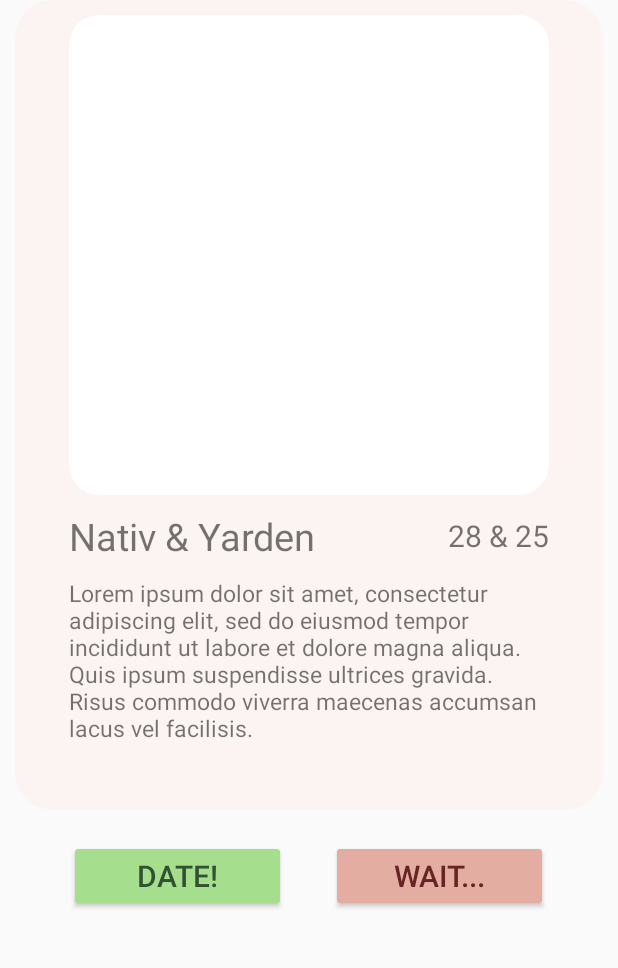
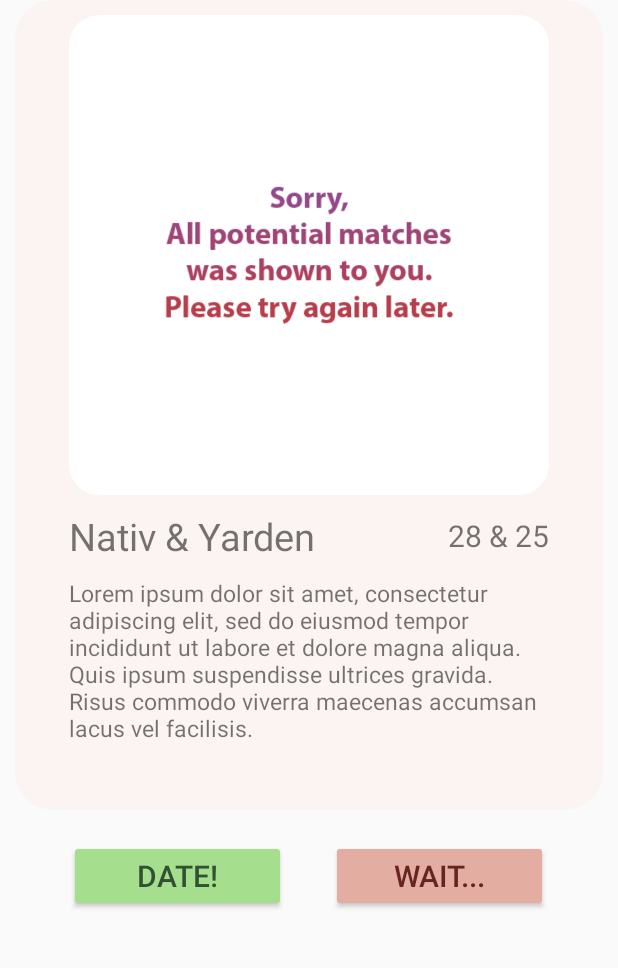
Before and after one commit to nativproject/Couplez, an Android app: the SwipeActivity screen opened directly, with no data from a screen before it, after a tap on "DATE!", on a phone screen of 412 x 824 dp, the part 190-1158 px from its top. Run offline under Robolectric (Android 15) with nearby library versions, the phone set to English and light mode, and no system bars; our stand-ins replace Firebase (no records; nobody signed in at launch, a user with empty details on screens opened directly); 1 statement that could not run was skipped.

Commit message:
done with swipe logic

```diff
--- a/app/src/main/java/com/example/couplez/SwipeActivity.java
+++ b/app/src/main/java/com/example/couplez/SwipeActivity.java
@@ -3,42 +3,36 @@ package com.example.couplez;
 import androidx.annotation.NonNull;
 import androidx.appcompat.app.AppCompatActivity;
 
-import android.graphics.Bitmap;
-import android.graphics.BitmapFactory;
 import android.net.Uri;
 import android.os.Bundle;
-import android.util.DisplayMetrics;
 import android.util.Log;
 import android.view.View;
-import android.widget.ArrayAdapter;
 import android.widget.Button;
 import android.widget.ImageView;
+import android.widget.ProgressBar;
 import android.widget.TextView;
 
-import com.google.android.gms.tasks.OnFailureListener;
-import com.google.android.gms.tasks.OnSuccessListener;
 import com.google.firebase.auth.FirebaseAuth;
 import com.google.firebase.database.DataSnapshot;
 import com.google.firebase.database.DatabaseError;
 import com.google.firebase.database.DatabaseReference;
 import com.google.firebase.database.FirebaseDatabase;
 import com.google.firebase.database.ValueEventListener;
-import com.google.firebase.storage.FirebaseStorage;
-import com.google.firebase.storage.StorageReference;
 
-import java.util.ArrayList;
 import java.util.Stack;
 
 public class SwipeActivity extends AppCompatActivity implements View.OnClickListener {
-    private String TAG = "TAG";
     private Button btn_yes, btn_no;
-    private TextView user_name, user_info;
+    private TextView user_name, user_age, user_about;
+    private ProgressBar progress_bar;
     private ImageView user_image;
-    private DatabaseReference users;
+    private DatabaseReference all_users;
     private FirebaseAuth m_auth;
-    private StorageReference images;
-    private String current_uid;
-    private Stack<String> cards = new Stack<String>();
+    private String current_uid, TAG = "TAG";
+    private Stack<String> users_ids = new Stack<>();
+    private Stack<User> users_info = new Stack<>();
+    private boolean finished = false;
+
 
     @Override
     protected void onCreate(Bundle savedInstanceState) {
@@ -49,79 +43,115 @@ public class SwipeActivity extends AppCompatActivity implements View.OnClickList
 
         m_auth = FirebaseAuth.getInstance();
         current_uid = m_auth.getCurrentUser().getUid();
+        progress_bar.bringToFront();
 
-        display_cards(current_uid);
-
-//        arr_adapter = new ArrayAdapter<>(this, R.layout.item, R.hello, cards);
-
+        read_data(current_uid, new firebase_callback() {
+            @Override
+            public void onCallback() {
+                finished = true;
+                init_couples(users_info.pop());
+                progress_bar.setVisibility(View.GONE);
+            }
+        });
     }
 
-    private void find_views() {
+    public void init_couples(User first_user) {
+        user_image.setImageURI(Uri.parse(first_user.profile_image));
+        user_name.setText(first_user.your_name + " & " + first_user.partner_name);
+        user_age.setText(first_user.your_age + " & " + first_user.partner_age);
+        user_about.setText(first_user.about);
+    }
+
+
+    public void find_views() {
         user_image = (ImageView) findViewById(R.id.user_img);
         user_name = (TextView) findViewById(R.id.user_name);
-        user_info = (TextView) findViewById(R.id.user_info);
+        user_age = (TextView) findViewById(R.id.user_age);
+        user_about = (TextView) findViewById(R.id.user_about);
         btn_yes = (Button) findViewById(R.id.btn_yes);
         btn_no = (Button) findViewById(R.id.btn_no);
+        progress_bar = (ProgressBar) findViewById(R.id.swipe_progress_bar);
     }
 
-    private void init_views() {
+    public void init_views() {
         btn_no.setOnClickListener(this);
         btn_yes.setOnClickListener(this);
     }
 
-    public void display_cards(String current_uid) {
-        users = FirebaseDatabase.getInstance().getReference().child("Users");
-        users.addValueEventListener(new ValueEventListener() {
-
+    private void read_data(String current_uid, firebase_callback callback) {
+        all_users = FirebaseDatabase.getInstance().getReference().child("Users");
+        all_users.addValueEventListener(new ValueEventListener() {
             @Override
             public void onDataChange(@NonNull DataSnapshot snapshot) {
                 for (DataSnapshot child : snapshot.getChildren()) {
-                    // TODO: 02/02/2021 Add check if this current user exist in other users "no" branch
-                    if (!current_uid.equalsIgnoreCase(child.getKey()))
-                        cards.push(child.getKey());
+
+                    if (!current_uid.equalsIgnoreCase(child.getKey()) && !child.child("no").getKey().equals(current_uid)) {//Add this late => && child.child("no").getKey().equals(current_uid)
+                        users_ids.push(child.getKey());//Create stack with all potential uid's
+                        String profile_image = child.child("profile_image").getValue().toString();
+                        String your_age = child.child("ages").child("your_age").getValue().toString();
+                        String partner_age = child.child("ages").child("partner_age").getValue().toString();
+                        String your_name = child.child("names").child("your_name").getValue().toString();
+                        String partner_name = child.child("names").child("partner_name").getValue().toString();
+                        String email = child.child("email").getValue().toString();
+                        String about = child.child("about").getValue().toString();
+
+                        User user = new User(email, your_name, your_age, partner_name, partner_age, profile_image, about);
+                        users_info.push(user); //Create stack with all uid's info
+                    }
                 }
-                display_couple(cards.pop());
+                callback.onCallback();
             }
 
             @Override
             public void onCancelled(@NonNull DatabaseError error) {
             }
-
         });
     }
 
-    public void display_couple(String card) {
-        Log.d(TAG, "display_couple: " + card);
-        images = FirebaseStorage.getInstance().getReference(card + ".jpg");
-        final long ONE_MEGABYTE = 1024 * 1024;
-        images.getBytes(ONE_MEGABYTE)
-                .addOnSuccessListener(new OnSuccessListener<byte[]>() {
-                    @Override
-                    public void onSuccess(byte[] bytes) {
-                        Bitmap bm = BitmapFactory.decodeByteArray(bytes, 0, bytes.length);
-                        user_image.setImageBitmap(bm);
-                    }
-                }).addOnFailureListener(new OnFailureListener() {
+    private interface firebase_callback {
+        void onCallback();
+    }
+
+    // TODO: 14/12/2020 update database with the current user decision
+    public void user_selection(String decision, String current_uid) {
+        Log.d(TAG, "user_selection: " + decision);
+        if (!users_info.isEmpty()) {
+            update_db(decision, users_ids.pop(), current_uid);
+            init_couples(users_info.pop());
+        } else
+            show_empty_screen(); // TODO: 04/02/2021 Show screen that indicates that no users are left to show
+    }
+
+    public void update_db(String decision, String user_id, String current_uid) {
+        all_users = FirebaseDatabase.getInstance().getReference().child("Users");
+        all_users.addValueEventListener(new ValueEventListener() {
             @Override
-            public void onFailure(@NonNull Exception exception) {
+            public void onDataChange(@NonNull DataSnapshot snapshot) {
+                all_users.child(user_id).child("decision").child(decision).child(current_uid).setValue(true);
+            }
+
+            @Override
+            public void onCancelled(@NonNull DatabaseError error) {
 
             }
         });
     }
 
-    // TODO: 14/12/2020 update database with the current user decision
-    private void update_db(String decision) {
 
+    public void show_empty_screen() {
+        user_image.setImageDrawable(getResources().getDrawable(R.drawable.sorry));
     }
 
     @Override
     public void onClick(View v) {
         switch (v.getId()) {
             case R.id.btn_yes:
-                update_db("yes");
+                if (finished)
+                    user_selection("yes", current_uid);
                 break;
             case R.id.btn_no:
-                update_db("no");
+                if (finished)
+                    user_selection("no", current_uid);
                 break;
             default:
                 break;
--- a/app/src/main/res/layout/activity_register.xml
+++ b/app/src/main/res/layout/activity_register.xml
@@ -42,7 +42,8 @@
                     android:id="@+id/profile_img"
                     android:layout_width="match_parent"
                     android:layout_height="match_parent"
-                    android:layout_centerInParent="true"
+                    android:layout_marginHorizontal="-60dp"
+                    android:layout_marginVertical="-60dp"
                     android:src="@drawable/profile" />
             </androidx.cardview.widget.CardView>
         </RelativeLayout>
--- a/app/src/main/res/layout/activity_swipe.xml
+++ b/app/src/main/res/layout/activity_swipe.xml
@@ -22,6 +22,16 @@
     <RelativeLayout
         android:layout_width="match_parent"
         android:layout_height="540dp">
+
+        <ProgressBar
+            android:id="@+id/swipe_progress_bar"
+            style="?android:attr/progressBarStyle"
+            android:layout_width="wrap_content"
+            android:layout_height="wrap_content"
+            android:layout_centerHorizontal="true"
+            android:layout_marginTop="150dp"
+            android:visibility="visible"
+            tools:ignore="MissingConstrains" />
 
         <androidx.cardview.widget.CardView
             android:layout_width="match_parent"
@@ -71,6 +81,7 @@
                     android:textSize="25sp" />
 
                 <TextView
+                    android:id="@+id/user_age"
                     android:layout_width="match_parent"
                     android:layout_height="match_parent"
                     android:layout_column="2"
@@ -81,7 +92,7 @@
             </TableRow>
 
             <TextView
-                android:id="@+id/user_info"
+                android:id="@+id/user_about"
                 android:layout_width="match_parent"
                 android:layout_height="wrap_content"
                 android:layout_below="@+id/user_name"
```
Also changed, not shown: app/src/main/java/com/example/couplez/RegisterActivity.java (+13 -11 lines), app/src/main/java/com/example/couplez/User.java (+27 -4 lines), app/src/main/res/drawable-v24/profile.png (deleted), app/src/main/res/drawable/profile.png (added), app/src/main/res/drawable/sorry.png (added).
